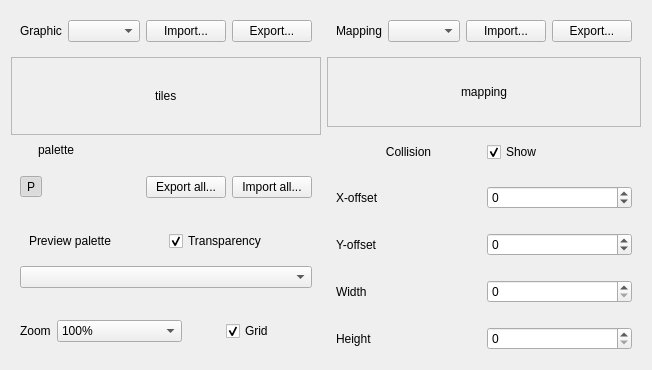
Old version of the form libtales-qt/talesqtgraphicseditorwidget.ui in the repository suppertails66/tales.
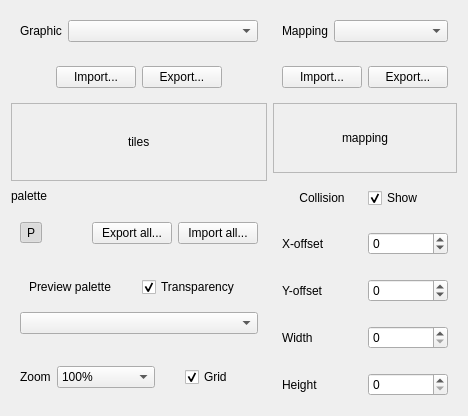
New version of the form. Icons and pictures are not drawn. Custom widgets are drawn as their Qt base class.

Commit message: Tweak graphics editor layout

The edit to the form file:
```diff
--- a/libtales-qt/talesqtgraphicseditorwidget.ui
+++ b/libtales-qt/talesqtgraphicseditorwidget.ui
@@ -6,14 +6,14 @@
    <rect>
     <x>0</x>
     <y>0</y>
-    <width>625</width>
-    <height>336</height>
+    <width>450</width>
+    <height>328</height>
    </rect>
   </property>
   <property name="windowTitle">
    <string>Form</string>
   </property>
-  <layout class="QHBoxLayout" name="horizontalLayout_18">
+  <layout class="QHBoxLayout" name="horizontalLayout_19">
    <item>
     <layout class="QVBoxLayout" name="verticalLayout_6">
      <item>
@@ -41,6 +41,31 @@
         <item>
          <widget class="QComboBox" name="graphicComboBox"/>
         </item>
+       </layout>
+      </widget>
+     </item>
+     <item>
+      <widget class="QWidget" name="widget_8" native="true">
+       <property name="sizePolicy">
+        <sizepolicy hsizetype="Preferred" vsizetype="Maximum">
+         <horstretch>0</horstretch>
+         <verstretch>0</verstretch>
+        </sizepolicy>
+       </property>
+       <layout class="QHBoxLayout" name="horizontalLayout_7">
+        <item>
+         <spacer name="horizontalSpacer_8">
+          <property name="orientation">
+           <enum>Qt::Horizontal</enum>
+          </property>
+          <property name="sizeHint" stdset="0">
+           <size>
+            <width>40</width>
+            <height>20</height>
+           </size>
+          </property>
+         </spacer>
+        </item>
         <item>
          <widget class="QPushButton" name="importSingleRawGraphicButton">
           <property name="sizePolicy">
@@ -67,6 +92,19 @@
           </property>
          </widget>
         </item>
+        <item>
+         <spacer name="horizontalSpacer_9">
+          <property name="orientation">
+           <enum>Qt::Horizontal</enum>
+          </property>
+          <property name="sizeHint" stdset="0">
+           <size>
+            <width>40</width>
+            <height>20</height>
+           </size>
+          </property>
+         </spacer>
+        </item>
        </layout>
       </widget>
      </item>
@@ -92,8 +130,8 @@
          <rect>
           <x>0</x>
           <y>0</y>
-          <width>296</width>
-          <height>113</height>
+          <width>252</width>
+          <height>70</height>
          </rect>
         </property>
         <layout class="QHBoxLayout" name="horizontalLayout_13">
@@ -466,6 +504,25 @@
         <item>
          <widget class="QComboBox" name="mappingComboBox"/>
         </item>
+       </layout>
+      </widget>
+     </item>
+     <item>
+      <widget class="QWidget" name="widget_14" native="true">
+       <layout class="QHBoxLayout" name="horizontalLayout_18">
+        <item>
+         <spacer name="horizontalSpacer_10">
+          <property name="orientation">
+           <enum>Qt::Horizontal</enum>
+          </property>
+          <property name="sizeHint" stdset="0">
+           <size>
+            <width>40</width>
+            <height>20</height>
+           </size>
+          </property>
+         </spacer>
+        </item>
         <item>
          <widget class="QPushButton" name="importSingleMappingButton">
           <property name="sizePolicy">
@@ -481,11 +538,30 @@
         </item>
         <item>
          <widget class="QPushButton" name="exportSingleMappingButton">
+          <property name="sizePolicy">
+           <sizepolicy hsizetype="Maximum" vsizetype="Fixed">
+            <horstretch>0</horstretch>
+            <verstretch>0</verstretch>
+           </sizepolicy>
+          </property>
           <property name="text">
            <string>Export...</string>
           </property>
          </widget>
         </item>
+        <item>
+         <spacer name="horizontalSpacer_11">
+          <property name="orientation">
+           <enum>Qt::Horizontal</enum>
+          </property>
+          <property name="sizeHint" stdset="0">
+           <size>
+            <width>40</width>
+            <height>20</height>
+           </size>
+          </property>
+         </spacer>
+        </item>
        </layout>
       </widget>
      </item>
@@ -502,8 +578,8 @@
          <rect>
           <x>0</x>
           <y>0</y>
-          <width>301</width>
-          <height>114</height>
+          <width>170</width>
+          <height>71</height>
          </rect>
         </property>
         <layout class="QHBoxLayout" name="horizontalLayout_14">
```
The commit also changes 1 other file.
